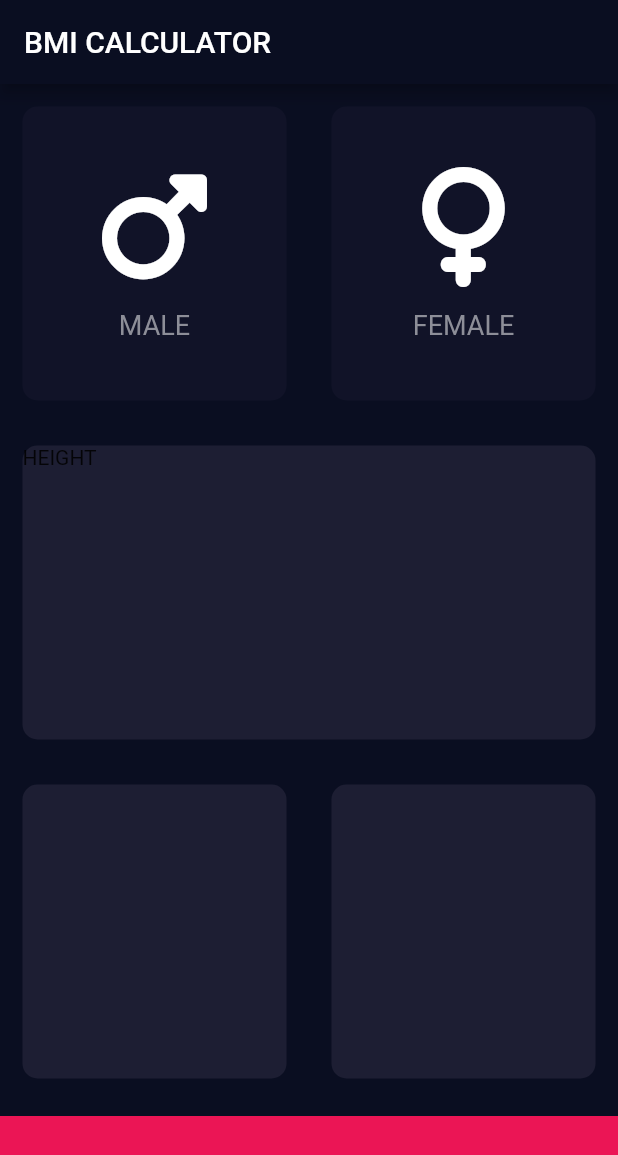
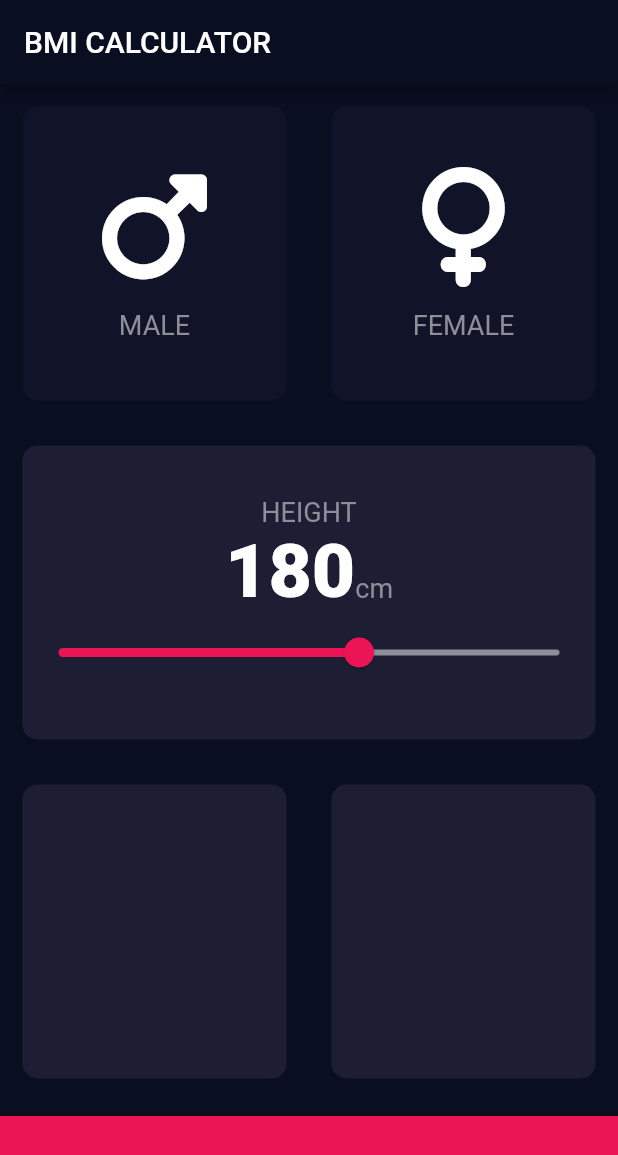
Before and after one commit to ania-niezychowska/BMIApp, a Flutter app: the screen it shows after launch, on a phone screen of 412 x 824 dp. Shown: the top 1155 px of the screen. Run offline on Flutter 3.47's test engine with Material 2 defaults, Android fonts, the phone set to English and light mode, and no system bars; our stand-ins replace font_awesome_flutter; missing offline and left inert: dart:html.

```diff
--- a/lib/constants.dart
+++ b/lib/constants.dart
@@ -9,3 +9,9 @@ const kLabelTextStyle = TextStyle(
   fontSize: 18.0,
   color: Color(0xFF8D8E98),
 );
+
+const kNumberTextStyle = TextStyle(
+  fontSize: 50.0,
+  fontWeight: FontWeight.w900,
+  color: Colors.white,
+);
--- a/lib/input_page.dart
+++ b/lib/input_page.dart
@@ -1,9 +1,10 @@
+import 'dart:html';
+
 import 'package:flutter/material.dart';
 import 'package:font_awesome_flutter/font_awesome_flutter.dart';
 import 'icon_content.dart';
 import 'reusable_card.dart';
 import 'constants.dart';
-
 
 enum Gender {
   female,
@@ -16,8 +17,8 @@ class InputPage extends StatefulWidget {
 }
 
 class _InputPageState extends State<InputPage> {
-
   Gender? selectedGender;
+  int height = 180;
 
   @override
   Widget build(BuildContext context) {
@@ -27,6 +28,7 @@ class _InputPageState extends State<InputPage> {
         backgroundColor: Color(0xFF0A0E21), // Set AppBar color
       ),
       body: Column(
+        crossAxisAlignment: CrossAxisAlignment.stretch,
         children: <Widget>[
           Expanded(
               child: Row(
@@ -38,7 +40,9 @@ class _InputPageState extends State<InputPage> {
                       selectedGender = Gender.male;
                     });
                   },
-                  colour: selectedGender == Gender.male ? kActiveCardColor : kInactiveCardColor,
+                  colour: selectedGender == Gender.male
+                      ? kActiveCardColor
+                      : kInactiveCardColor,
                   cardChild: IconContent(
                     icon: FontAwesomeIcons.mars,
                     label: 'MALE',
@@ -52,7 +56,9 @@ class _InputPageState extends State<InputPage> {
                       selectedGender = Gender.female;
                     });
                   },
-                  colour: selectedGender == Gender.female ? kActiveCardColor : kInactiveCardColor,
+                  colour: selectedGender == Gender.female
+                      ? kActiveCardColor
+                      : kInactiveCardColor,
                   cardChild: IconContent(
                     icon: FontAwesomeIcons.venus,
                     label: 'FEMALE',
@@ -64,10 +70,43 @@ class _InputPageState extends State<InputPage> {
           Expanded(
             child: ReusableCard(
               colour: kActiveCardColor,
-              cardChild: Container(
-                width: double.infinity, // Set width to full width
-                child: Text('HEIGHT'),
-              ), onPress: () {  },
+              cardChild: Column(
+                mainAxisAlignment: MainAxisAlignment.center,
+                children: <Widget>[
+                  Text(
+                    'HEIGHT',
+                    style: kLabelTextStyle,
+                  ),
+                  Row(
+                    mainAxisAlignment: MainAxisAlignment.center,
+                    crossAxisAlignment: CrossAxisAlignment.baseline,
+                    textBaseline: TextBaseline.alphabetic,
+                    children: <Widget>[
+                      Text(
+                        height.toString(),
+                        style: kNumberTextStyle,
+                      ),
+                      Text(
+                        'cm',
+                        style: kLabelTextStyle,
+                      )
+                    ],
+                  ),
+                  Slider(
+                    value: height.toDouble(),
+                    min: 120.0,
+                    max: 220.0,
+                    activeColor: Color(0xFFEB1555),
+                    inactiveColor: Color(0xFF8D8E98),
+                    onChanged: (double newValue) {
+                      setState(() {
+                        height = newValue.round();
+                      });
+                    },
+                  ),
+                ],
+              ),
+              onPress: () {},
             ),
           ),
           Expanded(
@@ -78,7 +117,8 @@ class _InputPageState extends State<InputPage> {
                   colour: kActiveCardColor,
                   cardChild: Column(
                     children: [],
-                  ), onPress: () {  },
+                  ),
+                  onPress: () {},
                 ),
               ),
               Expanded(
@@ -86,7 +126,8 @@ class _InputPageState extends State<InputPage> {
                   colour: kActiveCardColor,
                   cardChild: Column(
                     children: [],
-                  ), onPress: () {  },
+                  ),
+                  onPress: () {},
                 ),
               ),
             ],
```
